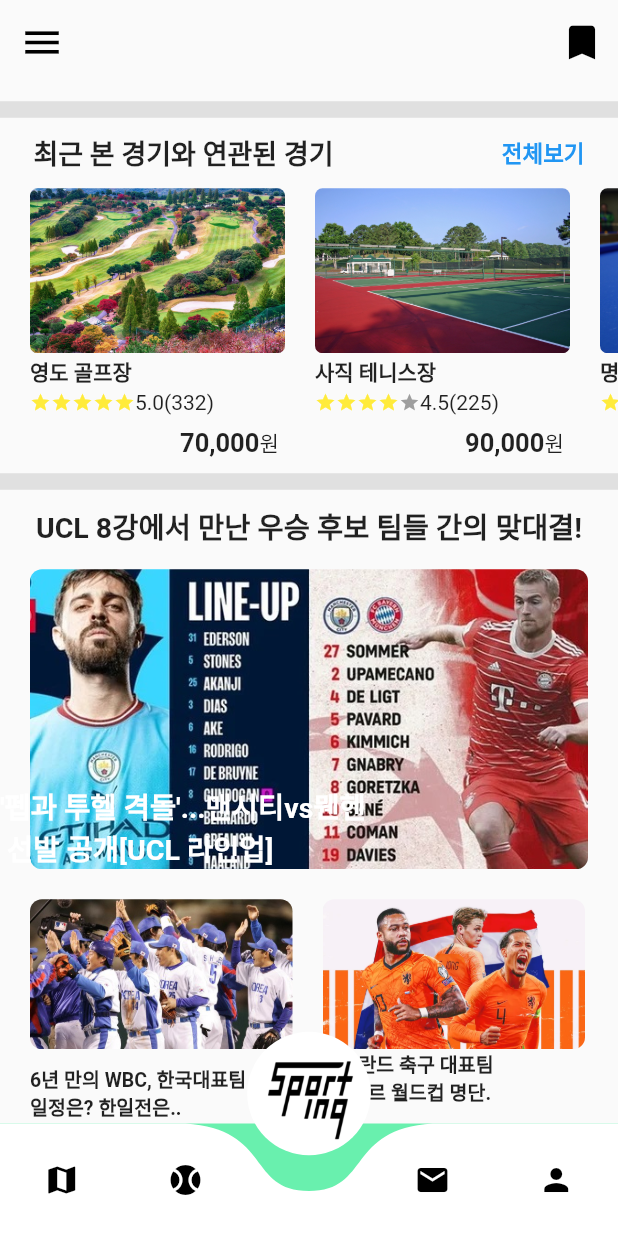
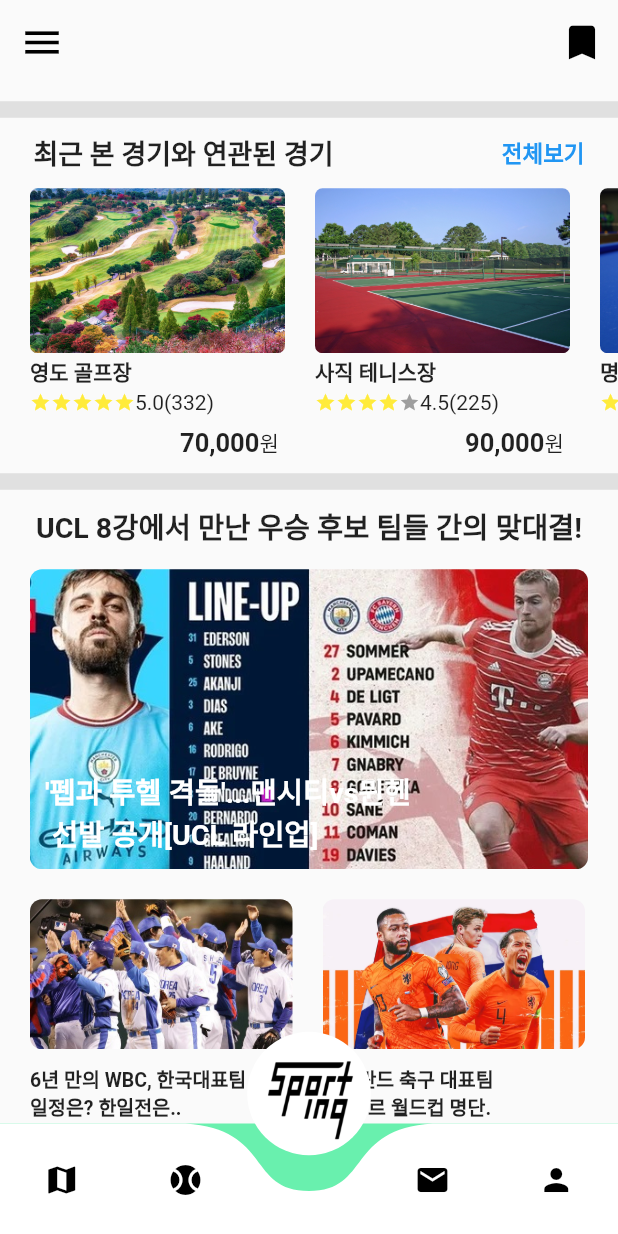
Before and after one commit to WhyAreYouSoMad/sporting_app, a Flutter app: the screen it shows after launch, scrolled down 425 dp, on a phone screen of 412 x 824 dp. Run offline on Flutter 3.47's test engine with Material 2 defaults, Android fonts, the phone set to English and light mode, and no system bars; drawn by our look-alikes of curved_navigation_bar.

Commit message:
GFP-68 뉴스 리스트 리팩토링

```diff
--- /dev/null
+++ b/lib/view/pages/main/componunts/mini_news_tab.dart
@@ -0,0 +1,43 @@
+import 'package:flutter/material.dart';
+
+class MiniNewsTab extends StatelessWidget {
+  final String title;
+  final String image;
+
+  const MiniNewsTab(
+      {required this.title,
+      required this.image,
+      Key? key})
+      : super(key: key);
+
+  @override
+  Widget build(BuildContext context) {
+    return Padding(
+      padding: const EdgeInsets.only(top: 20, left: 20),
+      child: InkWell(
+        onTap: () {},
+        child: Column(
+          crossAxisAlignment: CrossAxisAlignment.start,
+          children: [
+            ClipRRect(
+              borderRadius: BorderRadius.circular(8.0),
+              child: SizedBox(
+                width: 175,
+                height: 100,
+                child: Image.asset(image, fit: BoxFit.cover),
+              ),
+            ),
+            const SizedBox(height: 10),
+            Text(
+              title,
+              style: const TextStyle(
+                fontWeight: FontWeight.bold,
+                fontSize: 13,
+              ),
+            )
+          ],
+        ),
+      ),
+    );
+  }
+}
--- a/lib/view/pages/main/main_page.dart
+++ b/lib/view/pages/main/main_page.dart
@@ -3,7 +3,10 @@
 import 'package:flutter/material.dart';
 import 'package:sporting_app/view/pages/loginhome/login_home_page.dart';
 import 'package:sporting_app/view/common/constants.dart';
+import 'package:sporting_app/view/pages/main/componunts/big_news_tab.dart';
 import 'package:sporting_app/view/pages/main/componunts/event_category.dart';
+import 'package:sporting_app/view/pages/main/componunts/mini_news_list.dart';
+import 'package:sporting_app/view/pages/main/componunts/mini_news_tab.dart';
 import 'package:sporting_app/view/pages/main/componunts/recommend_stadium_list.dart';
 import 'package:sporting_app/view/pages/main/componunts/recommend_stadium_title.dart';
 import 'package:sporting_app/view/pages/main/componunts/sliver_divider.dart';
@@ -63,23 +66,22 @@
   }
 
   Widget _buildPageWidget0(int pageIndex) {
-    return RefreshIndicator(onRefresh: _refreshData,
+    return RefreshIndicator(
+      onRefresh: _refreshData,
       child: CustomScrollView(
-      slivers: [
-
-      ],
-    ),);
+        slivers: [],
+      ),
+    );
   }
 
   Widget _buildPageWidget1(int pageIndex) {
-    return RefreshIndicator(onRefresh: _refreshData,
+    return RefreshIndicator(
+      onRefresh: _refreshData,
       child: CustomScrollView(
-        slivers: [
-
-        ],
-      ),);
+        slivers: [],
+      ),
+    );
   }
-
 
   Widget _buildPageWidget2(int pageIndex) {
     return RefreshIndicator(
@@ -93,95 +95,45 @@
           const RecommendStadiumTitle(),
           const RecommendStadiumList(),
           const SliverDivider(topPadding: 20),
-          _news(),
-          _news2(),
-          const SliverDivider(topPadding: 20),
-          _news0(),
-          _news3(),
+          const BigNewsTab(
+            title: "UCL 8강에서 만난 우승 후보 팀들 간의 맞대결!",
+            subtitle: "'펩과 투헬 격돌'...맨시티vs뮌헨 \n 선발 공개[UCL 라인업]",
+            image: "assets/news1.jpg",
+          ),
+          const MiniNewsList(),
         ],
       ),
     );
   }
 
-
   Widget _buildPageWidget3(int pageIndex) {
-    return RefreshIndicator(onRefresh: _refreshData,
+    return RefreshIndicator(
+      onRefresh: _refreshData,
       child: CustomScrollView(
-        slivers: [
-
-        ],
-      ),);
+        slivers: [],
+      ),
+    );
   }
 
-
   Widget _buildPageWidget4(int pageIndex) {
-    return RefreshIndicator(onRefresh: _refreshData,
+    return RefreshIndicator(
+      onRefresh: _refreshData,
       child: CustomScrollView(
-        slivers: [
-
-        ],
-      ),);
+        slivers: [],
+      ),
+    );
   }
-
 
   SliverToBoxAdapter _news2() {
     return SliverToBoxAdapter(
-          child: Container(
+      child: SizedBox(
         width: 140,
         height: 170,
         child: ListView(
           scrollDirection: Axis.horizontal,
-              children: [
-                Padding(
-                  padding: const EdgeInsets.only(top: 20, left: 20),
-                  child: InkWell(
-                    onTap: () {},
-                    child: Column(
-                      crossAxisAlignment: CrossAxisAlignment.start,
-                      children: [
-                        ClipRRect(
-                          borderRadius: BorderRadius.circular(8.0),
-                          child: Container(
-                            width: 175,
-                            height: 100,
-                            child: Image.asset("assets/wbc.jpg",fit: BoxFit.cover),
-                          ),
-                        ),
-                        SizedBox(height: 10),
-                        Text("6년 만의 WBC, 한국대표팀 \n일정은? 한일전은..", style: TextStyle(
-                          fontWeight: FontWeight.bold,
-                          fontSize: 13,
-                        ),)
-                      ],
-                    ),
-                  ),
-                ),
-                Padding(
-                  padding: const EdgeInsets.only(left: 20, top: 20),
-                  child: Container(
-                    child: InkWell(
-                      onTap: () {},
-                      child: Column(
-                        crossAxisAlignment: CrossAxisAlignment.start,
-                        children: [
-                          ClipRRect(
-                            borderRadius: BorderRadius.circular(8.0),
-                            child: Container(
-                              width: 175,
-                              height: 100,
-                              child: Image.asset("assets/Netherland.jpg", fit: BoxFit.cover),
-                            ),
-
-                          ),
-                          Text("네덜란드 축구 대표팀 \n  카타르 월드컵 명단.", style: TextStyle(
-                            fontSize: 13,
-                            fontWeight: FontWeight.bold,
-                          ),)
-                        ],
-                      ),
-                    ),
-                  ),
-                )
+          children: const [
+            MiniNewsTab(title: "6년 만의 WBC, 한국대표팀 \n일정은? 한일전은..", image: "assets/wbc.jpg"),
+            MiniNewsTab(title: "네덜란드 축구 대표팀 \n  카타르 월드컵 명단.", image: "assets/Netherland.jpg"),
           ],
         ),
       ),
@@ -208,14 +160,18 @@
                       child: Container(
                         width: 175,
                         height: 100,
-                        child: Image.asset("assets/news4.jpg",fit: BoxFit.cover),
+                        child:
+                            Image.asset("assets/news4.jpg", fit: BoxFit.cover),
                       ),
                     ),
                     SizedBox(height: 10),
-                    Text("17년 만의 금메달을 위해.. \n탁구 대표팀 '실전연습'", style: TextStyle(
+                    Text(
+                      "17년 만의 금메달을 위해.. \n탁구 대표팀 '실전연습'",
+                      style: TextStyle(
                         fontWeight: FontWeight.bold,
                         fontSize: 13,
-                    ),)
+                      ),
+                    )
                   ],
                 ),
               ),
@@ -233,14 +189,17 @@
                         child: Container(
                           width: 175,
                           height: 100,
-                          child: Image.asset("assets/news3.jpg", fit: BoxFit.cover),
+                          child: Image.asset("assets/news3.jpg",
+                              fit: BoxFit.cover),
                         ),
-
                       ),
-                      Text("여자 배구 김연경 20득점 \n도미니카 꺾고 '8강'", style: TextStyle(
+                      Text(
+                        "여자 배구 김연경 20득점 \n도미니카 꺾고 '8강'",
+                        style: TextStyle(
                           fontSize: 13,
                           fontWeight: FontWeight.bold,
-                      ),)
+                        ),
+                      )
                     ],
                   ),
                 ),
@@ -250,109 +209,6 @@
         ),
       ),
     );
-  }
-
-  SliverList _news() {
-    return SliverList(
-        delegate: SliverChildListDelegate([
-      Column(
-        children: [
-          SizedBox(height: 10),
-          Text(
-            "UCL 8강에서 만난 우승 후보 팀들 간의 맞대결!",
-            style: TextStyle(fontWeight: FontWeight.bold, fontSize: 19),
-          ),
-          SizedBox(height: 15),
-          GestureDetector(
-            onTap: () {},
-            child: Stack(
-              alignment: Alignment.bottomLeft,
-              children: [
-                Padding(
-                  padding: const EdgeInsets.symmetric(horizontal: 20),
-                  child: Container(
-                      width: double.infinity,
-                      height: 200,
-                      child: ClipRRect(
-                        borderRadius: BorderRadius.circular(8.0),
-                        child: Image.asset(
-                          "assets/news1.jpg",
-                          fit: BoxFit.fitWidth,
-                        ),
-                      )),
-                ),
-                Column(
-                  crossAxisAlignment: CrossAxisAlignment.start,
-                  children: [
-                    Text(
-                      "'펩과 투헬 격돌'...맨시티vs뭰헨 \n 선발 공개[UCL 라인업]",
-                      style: TextStyle(
-                        fontSize: 19,
-                        fontWeight: FontWeight.bold,
-                        color: Colors.white,
-                      ),
-                    ),
-                  ],
-                ),
-              ],
-            ),
-          ),
-        ],
-      )
-    ]));
-  }
-
-  SliverList _news0() {
-    return SliverList(
-        delegate: SliverChildListDelegate([
-          Column(
-            children: [
-              SizedBox(height: 10),
-              Text(
-                "나달 '페더러는 완벽한 선수' : 스포츠뉴스",
-                style: TextStyle(fontWeight: FontWeight.bold, fontSize: 19),
-              ),
-              SizedBox(height: 15),
-              GestureDetector(
-                onTap: () {},
-                child: Stack(
-                  alignment: Alignment.bottomLeft,
-                  children: [
-                    Padding(
-                      padding: const EdgeInsets.symmetric(horizontal: 20),
-                      child: Container(
-                          width: double.infinity,
-                          height: 200,
-                          child: ClipRRect(
-                            borderRadius: BorderRadius.circular(8.0),
-                            child: Image.asset(
-                              "assets/news6.jpg",
-                              fit: BoxFit.cover,
-                            ),
-                          )),
-                    ),
-                    Padding(
-                      padding: const EdgeInsets.only(left:22),
-                      child: Column(
-                        crossAxisAlignment: CrossAxisAlignment.start,
-                        children: [
-                          Text(
-                            "'황제' 페더러 나달, 첫 '환상 복식조'",
-                            style: TextStyle(
-                              fontSize: 19,
-                              fontWeight: FontWeight.bold,
-                              color: Colors.white,
-                            ),
-                          ),
-                        ],
-                      ),
-                    ),
-                  ],
-                ),
-              ),
-            ],
-          )
-        ]));
   }
 
   Future<void> _refreshData() async {
```
Also changed, not shown: lib/view/pages/main/componunts/big_news_tab.dart (added, +81 -0 lines), lib/view/pages/main/componunts/mini_news_list.dart (added, +23 -0 lines). Lines whose indentation alone changed are shown as unchanged.
